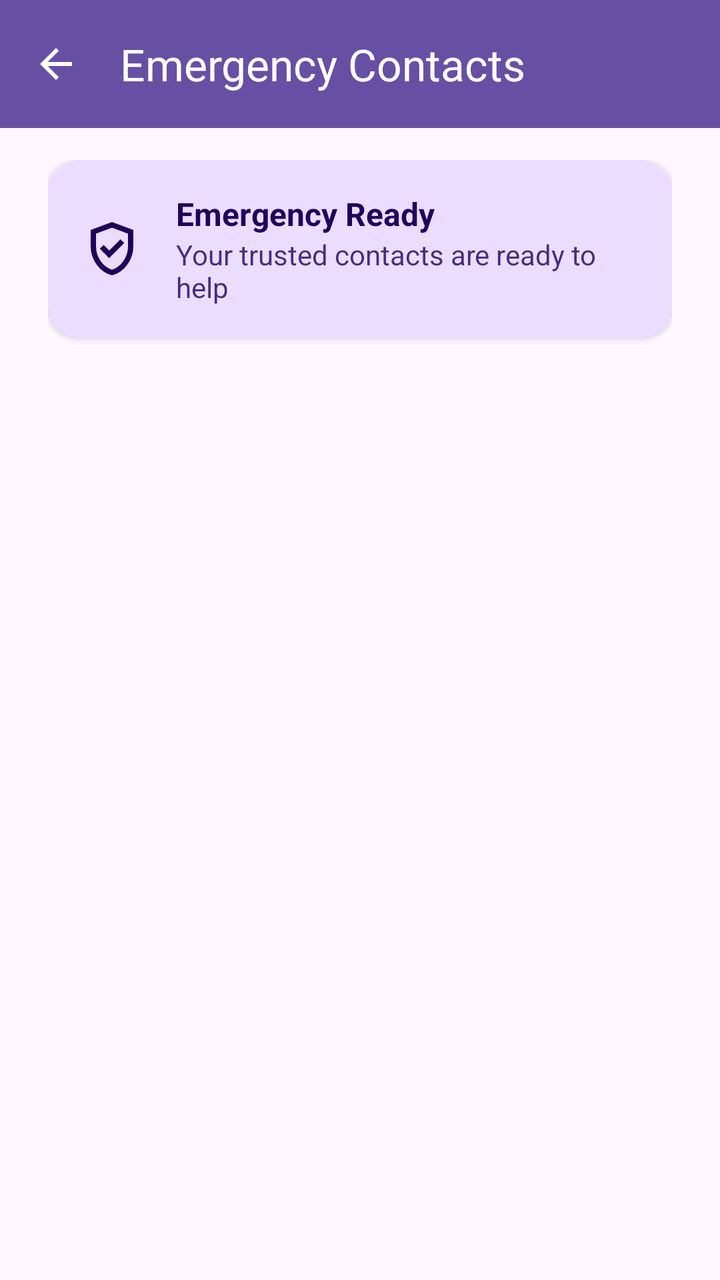
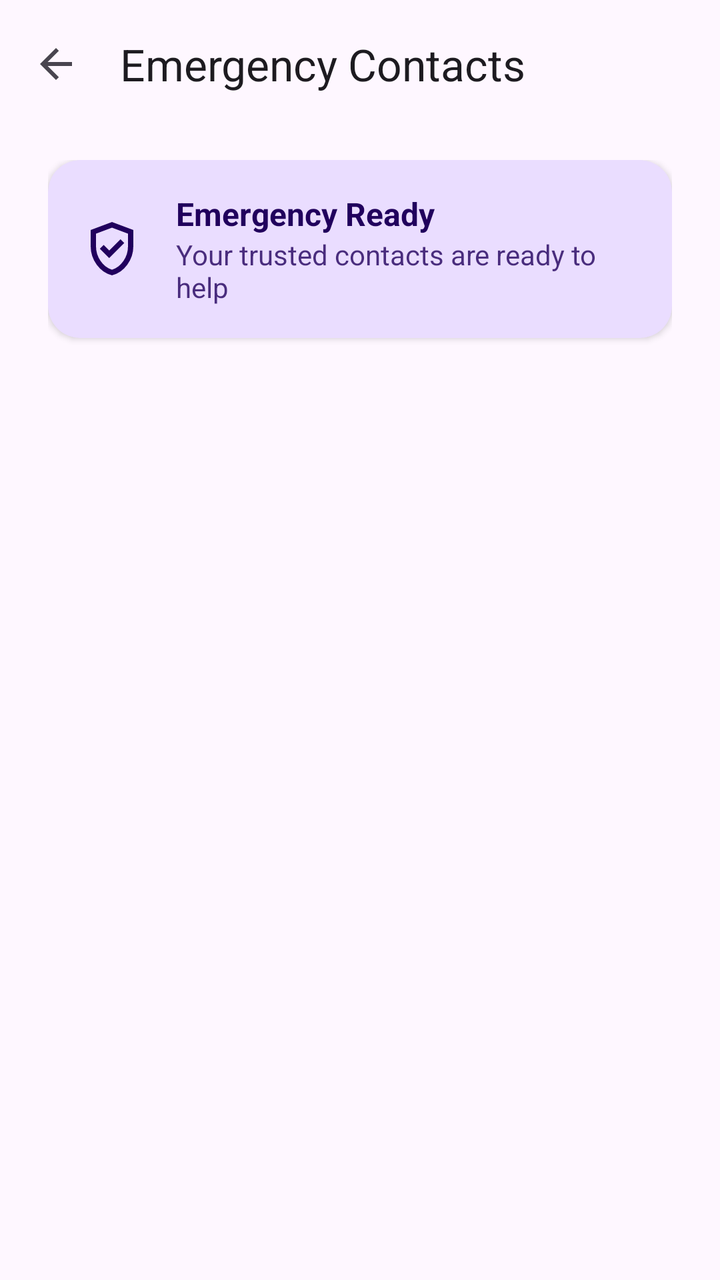

Compare the two renders of this Android layout. The source of the first and the diff that turns it into the second are given below.
<!-- AndroidManifest.xml: application theme Theme.SOS -->
<!-- res/layout/activity_show_contact.xml -->
<?xml version="1.0" encoding="utf-8"?>
<androidx.coordinatorlayout.widget.CoordinatorLayout
    xmlns:android="http://schemas.android.com/apk/res/android"
    xmlns:app="http://schemas.android.com/apk/res-auto"
    xmlns:tools="http://schemas.android.com/tools"
    android:layout_width="match_parent"
    android:layout_height="match_parent"
    android:background="?attr/colorSurface"
    tools:context=".ShowContact">

    
    <com.google.android.material.appbar.AppBarLayout
        android:layout_width="match_parent"
        android:layout_height="wrap_content"
        android:elevation="4dp"
        app:elevation="4dp">

        <com.google.android.material.appbar.MaterialToolbar
            android:id="@+id/toolbar"
            android:layout_width="match_parent"
            android:layout_height="?attr/actionBarSize"
            android:background="?attr/colorPrimary"
            app:title="Emergency Contacts"
            app:titleTextColor="?attr/colorOnPrimary"
            app:navigationIcon="@drawable/arrow_back"
            app:navigationIconTint="?attr/colorOnPrimary" />

    </com.google.android.material.appbar.AppBarLayout>

    
    <androidx.core.widget.NestedScrollView
        android:layout_width="match_parent"
        android:layout_height="match_parent"
        app:layout_behavior="@string/appbar_scrolling_view_behavior">

        <LinearLayout
            android:layout_width="match_parent"
            android:layout_height="wrap_content"
            android:orientation="vertical"
            android:paddingHorizontal="24dp"
            android:paddingVertical="16dp">

            
            <LinearLayout
                android:layout_width="match_parent"
                android:layout_height="wrap_content"
                android:orientation="vertical">

                
                <com.google.android.material.card.MaterialCardView
                    android:layout_width="match_parent"
                    android:layout_height="wrap_content"
                    android:layout_marginBottom="24dp"
                    app:cardCornerRadius="16dp"
                    app:cardElevation="2dp"
                    app:strokeWidth="0dp"
                    app:cardBackgroundColor="?attr/colorPrimaryContainer">

                    <LinearLayout
                        android:layout_width="match_parent"
                        android:layout_height="wrap_content"
                        android:orientation="horizontal"
                        android:padding="16dp"
                        android:gravity="center_vertical">

                        <ImageView
                            android:layout_width="32dp"
                            android:layout_height="32dp"
                            android:src="@drawable/verified_user"
                            android:layout_marginEnd="16dp"
                            app:tint="?attr/colorOnPrimaryContainer" />

                        <LinearLayout
                            android:layout_width="0dp"
                            android:layout_height="wrap_content"
                            android:layout_weight="1"
                            android:orientation="vertical">

                            <TextView
                                android:layout_width="wrap_content"
                                android:layout_height="wrap_content"
                                android:text="Emergency Ready"
                                android:textSize="16sp"
                                android:textStyle="bold"
                                android:textColor="?attr/colorOnPrimaryContainer" />

                            <TextView
                                android:id="@+id/contactCountText"
                                android:layout_width="wrap_content"
                                android:layout_height="wrap_content"
                                android:text="Your trusted contacts are ready to help"
                                android:textSize="14sp"
                                android:textColor="?attr/colorOnPrimaryContainer"
                                android:alpha="0.8" />

                        </LinearLayout>

                    </LinearLayout>

                </com.google.android.material.card.MaterialCardView>

            </LinearLayout>

            
            <LinearLayout
                android:id="@+id/emptyStateLayout"
                android:layout_width="match_parent"
                android:layout_height="wrap_content"
                android:orientation="vertical"
                android:gravity="center"
                android:padding="32dp"
                android:visibility="gone">

                <ImageView
                    android:layout_width="120dp"
                    android:layout_height="120dp"
                    android:src="@drawable/ic_contacts"
                    android:layout_marginBottom="24dp"
                    app:tint="?attr/colorOutline"
                    android:alpha="0.6" />

                <TextView
                    android:layout_width="wrap_content"
                    android:layout_height="wrap_content"
                    android:text="No Emergency Contacts"
                    android:textSize="18sp"
                    android:textStyle="bold"
                    android:textColor="?attr/colorOnSurface"
                    android:layout_marginBottom="8dp" />

                <TextView
                    android:layout_width="wrap_content"
                    android:layout_height="wrap_content"
                    android:text="Add trusted contacts who can help you in emergencies"
                    android:textSize="14sp"
                    android:textColor="?attr/colorOnSurfaceVariant"
                    android:textAlignment="center"
                    android:layout_marginBottom="24dp" />

                <com.google.android.material.button.MaterialButton
                    android:id="@+id/addFirstContactButton"
                    android:layout_width="wrap_content"
                    android:layout_height="wrap_content"
                    android:text="Add Your First Contact"
                    app:icon="@drawable/ic_add"
                    style="@style/Widget.Material3.Button.UnelevatedButton" />

            </LinearLayout>

            
            <androidx.recyclerview.widget.RecyclerView
                android:id="@+id/contactRecylerView"
                android:layout_width="match_parent"
                android:layout_height="wrap_content"
                android:paddingBottom="16dp"
                android:clipToPadding="false" />

        </LinearLayout>

    </androidx.core.widget.NestedScrollView>

</androidx.coordinatorlayout.widget.CoordinatorLayout>
<!-- resources referenced by this layout -->
<resources>
  <!-- drawable arrow_back (drawable) -->
  <vector xmlns:android="http://schemas.android.com/apk/res/android"
      android:width="24dp"
      android:height="24dp"
      android:viewportWidth="960"
      android:viewportHeight="960"
      android:tint="?attr/colorControlNormal"
      android:autoMirrored="true">
    <path
        android:fillColor="@android:color/white"
        android:pathData="M313,520L537,744L480,800L160,480L480,160L537,216L313,440L800,440L800,520L313,520Z"/>
  </vector>
  <!-- drawable ic_add (drawable) -->
  <vector xmlns:android="http://schemas.android.com/apk/res/android"
      android:width="24dp"
      android:height="24dp"
      android:viewportWidth="960"
      android:viewportHeight="960"
      android:tint="?attr/colorControlNormal">
    <path
        android:fillColor="@android:color/white"
        android:pathData="M440,520L200,520L200,440L440,440L440,200L520,200L520,440L760,440L760,520L520,520L520,760L440,760L440,520Z"/>
  </vector>
  <!-- drawable ic_contacts (drawable) -->
  <?xml version="1.0" encoding="utf-8"?>
  <vector xmlns:android="http://schemas.android.com/apk/res/android"
      android:width="24dp"
      android:height="24dp"
      android:viewportWidth="24"
      android:viewportHeight="24">
      <path
          android:fillColor="@color/colorPrimary"
          android:pathData="M20,0H4V2H20V0M4,24H20V22H4V24M20,4H4A2,2 0 0,0 2,6V18A2,2 0 0,0 4,20H20A2,2 0 0,0 22,18V6A2,2 0 0,0 20,4M12,6.75A2.25,2.25 0 0,1 14.25,9A2.25,2.25 0 0,1 12,11.25A2.25,2.25 0 0,1 9.75,9A2.25,2.25 0 0,1 12,6.75M17,17H7V15.5C7,13.83 10.33,13 12,13C13.67,13 17,13.83 17,15.5V17Z" />
  </vector>
  <!-- drawable verified_user (drawable) -->
  <vector xmlns:android="http://schemas.android.com/apk/res/android"
      android:width="24dp"
      android:height="24dp"
      android:viewportWidth="960"
      android:viewportHeight="960"
      android:tint="?attr/colorControlNormal">
    <path
        android:fillColor="@android:color/white"
        android:pathData="M438,622L664,396L607,339L438,508L354,424L297,481L438,622ZM480,880Q341,845 250.5,720.5Q160,596 160,444L160,200L480,80L800,200L800,444Q800,596 709.5,720.5Q619,845 480,880ZM480,796Q584,763 652,664Q720,565 720,444L720,255L480,165L240,255L240,444Q240,565 308,664Q376,763 480,796ZM480,480Q480,480 480,480Q480,480 480,480L480,480L480,480L480,480L480,480Q480,480 480,480Q480,480 480,480Z"/>
  </vector>
  <style name="Theme.SOS" parent="Base.Theme.SOS" />
  <color name="colorPrimary">#E53E3E</color>
  <style name="Base.Theme.SOS" parent="Theme.Material3.Light.NoActionBar">
          
          
  
  
  
  
  
      </style>
</resources>

<!-- the commit's change to res/layout/activity_show_contact.xml (unified diff, before → after) -->
@@ -3,6 +3,7 @@
     xmlns:android="http://schemas.android.com/apk/res/android"
     xmlns:app="http://schemas.android.com/apk/res-auto"
     xmlns:tools="http://schemas.android.com/tools"
+    android:id="@+id/main"
     android:layout_width="match_parent"
     android:layout_height="match_parent"
     android:background="?attr/colorSurface"
@@ -19,11 +20,8 @@
             android:id="@+id/toolbar"
             android:layout_width="match_parent"
             android:layout_height="?attr/actionBarSize"
-            android:background="?attr/colorPrimary"
             app:title="Emergency Contacts"
-            app:titleTextColor="?attr/colorOnPrimary"
-            app:navigationIcon="@drawable/arrow_back"
-            app:navigationIconTint="?attr/colorOnPrimary" />
+            app:navigationIcon="@drawable/arrow_back" />
 
     </com.google.android.material.appbar.AppBarLayout>
 
